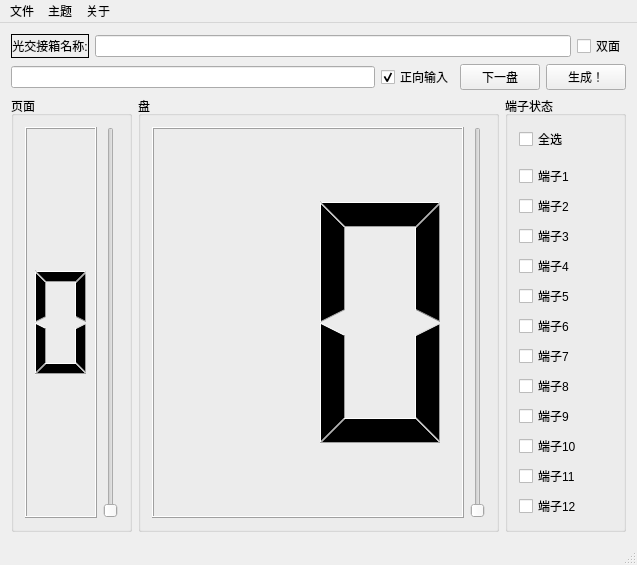
Old version of the form mainwindow.ui in the repository zhaohengbo/WorkHelper_001-ChinaUnicom-.
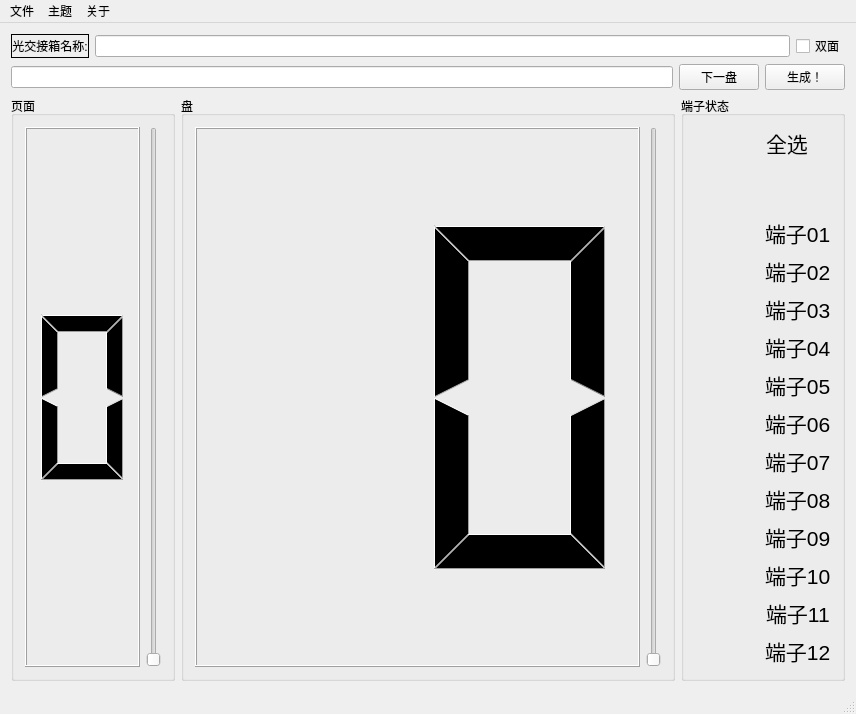
New version of the form. Icons and pictures are not drawn. Custom widgets are drawn as their Qt base class.

The edit to the form file:
```diff
--- a/mainwindow.ui
+++ b/mainwindow.ui
@@ -6,8 +6,8 @@
    <rect>
     <x>0</x>
     <y>0</y>
-    <width>637</width>
-    <height>565</height>
+    <width>856</width>
+    <height>714</height>
    </rect>
   </property>
   <property name="windowTitle">
@@ -51,16 +51,6 @@
       <item>
        <widget class="QLineEdit" name="lineEdit_maininput"/>
       </item>
-      <item>
-       <widget class="QCheckBox" name="checkBox_inputtype">
-        <property name="text">
-         <string>正向输入</string>
-        </property>
-        <property name="checked">
-         <bool>true</bool>
-        </property>
-       </widget>
-      </item>
       <item>
        <widget class="QPushButton" name="pushButton_next">
         <property name="text">
@@ -150,11 +140,38 @@
         </property>
         <layout class="QVBoxLayout" name="verticalLayout">
          <item>
-          <widget class="QCheckBox" name="checkBox_plotall">
-           <property name="text">
-            <string>全选</string>
-           </property>
-          </widget>
+          <layout class="QHBoxLayout" name="horizontalLayout_plot02_12">
+           <item>
+            <widget class="SwitchControl" name="switchControl_plotall">
+             <property name="CheckedColor">
+              <color>
+               <red>255</red>
+               <green>0</green>
+               <blue>0</blue>
+              </color>
+             </property>
+             <property name="ThumbColor">
+              <color>
+               <red>255</red>
+               <green>170</green>
+               <blue>127</blue>
+              </color>
+             </property>
+            </widget>
+           </item>
+           <item>
+            <widget class="QLabel" name="label_plotall">
+             <property name="font">
+              <font>
+               <pointsize>16</pointsize>
+              </font>
+             </property>
+             <property name="text">
+              <string>全选</string>
+             </property>
+            </widget>
+           </item>
+          </layout>
          </item>
          <item>
           <spacer name="verticalSpacer">
@@ -170,88 +187,412 @@
           </spacer>
          </item>
          <item>
-          <widget class="QCheckBox" name="checkBox_plot01">
-           <property name="text">
-            <string>端子1</string>
-           </property>
-          </widget>
+          <layout class="QHBoxLayout" name="horizontalLayout_plot_01">
+           <item>
+            <widget class="SwitchControl" name="switchControl_plot01">
+             <property name="CheckedColor">
+              <color>
+               <red>255</red>
+               <green>85</green>
+               <blue>255</blue>
+              </color>
+             </property>
+             <property name="ThumbColor">
+              <color>
+               <red>255</red>
+               <green>170</green>
+               <blue>127</blue>
+              </color>
+             </property>
+            </widget>
+           </item>
+           <item>
+            <widget class="QLabel" name="label_plot01">
+             <property name="font">
+              <font>
+               <pointsize>16</pointsize>
+              </font>
+             </property>
+             <property name="text">
+              <string>端子01</string>
+             </property>
+            </widget>
+           </item>
+          </layout>
          </item>
          <item>
-          <widget class="QCheckBox" name="checkBox_plot02">
-           <property name="text">
-            <string>端子2</string>
-           </property>
-          </widget>
+          <layout class="QHBoxLayout" name="horizontalLayout_plot02">
+           <item>
+            <widget class="SwitchControl" name="switchControl_plot02">
+             <property name="CheckedColor">
+              <color>
+               <red>255</red>
+               <green>85</green>
+               <blue>255</blue>
+              </color>
+             </property>
+             <property name="ThumbColor">
+              <color>
+               <red>255</red>
+               <green>170</green>
+               <blue>127</blue>
+              </color>
+             </property>
+            </widget>
+           </item>
+           <item>
+            <widget class="QLabel" name="label_plot02">
+             <property name="font">
+              <font>
+               <pointsize>16</pointsize>
+              </font>
+             </property>
+             <property name="text">
+              <string>端子02</string>
+             </property>
+            </widget>
+           </item>
+          </layout>
          </item>
          <item>
-          <widget class="QCheckBox" name="checkBox_plot03">
-           <property name="text">
-            <string>端子3</string>
-           </property>
-          </widget>
+          <layout class="QHBoxLayout" name="horizontalLayout_plot02_2">
+           <item>
+            <widget class="SwitchControl" name="switchControl_plot03">
+             <property name="CheckedColor">
+              <color>
+               <red>255</red>
+               <green>85</green>
+               <blue>255</blue>
+              </color>
+             </property>
+             <property name="ThumbColor">
+              <color>
+               <red>255</red>
+               <green>170</green>
+               <blue>127</blue>
+              </color>
+             </property>
+            </widget>
+           </item>
+           <item>
+            <widget class="QLabel" name="label_plot03">
+             <property name="font">
+              <font>
+               <pointsize>16</pointsize>
+              </font>
+             </property>
+             <property name="text">
+              <string>端子03</string>
+             </property>
+            </widget>
+           </item>
+          </layout>
          </item>
          <item>
-          <widget class="QCheckBox" name="checkBox_plot04">
-           <property name="text">
-            <string>端子4</string>
-           </property>
-          </widget>
+          <layout class="QHBoxLayout" name="horizontalLayout_plot02_3">
+           <item>
+            <widget class="SwitchControl" name="switchControl_plot04">
+             <property name="CheckedColor">
+              <color>
+               <red>255</red>
+               <green>85</green>
+               <blue>255</blue>
+              </color>
+             </property>
+             <property name="ThumbColor">
+              <color>
+               <red>255</red>
+               <green>170</green>
+               <blue>127</blue>
+              </color>
+             </property>
+            </widget>
+           </item>
+           <item>
+            <widget class="QLabel" name="label_plot04">
+             <property name="font">
+              <font>
+               <pointsize>16</pointsize>
+              </font>
+             </property>
+             <property name="text">
+              <string>端子04</string>
+             </property>
+            </widget>
+           </item>
+          </layout>
          </item>
          <item>
-          <widget class="QCheckBox" name="checkBox_plot05">
-           <property name="text">
-            <string>端子5</string>
-           </property>
-          </widget>
+          <layout class="QHBoxLayout" name="horizontalLayout_plot02_4">
+           <item>
+            <widget class="SwitchControl" name="switchControl_plot05">
+             <property name="CheckedColor">
+              <color>
+               <red>255</red>
+               <green>85</green>
+               <blue>255</blue>
+              </color>
+             </property>
+             <property name="ThumbColor">
+              <color>
+               <red>255</red>
+               <green>170</green>
+               <blue>127</blue>
+              </color>
+             </property>
+            </widget>
+           </item>
+           <item>
+            <widget class="QLabel" name="label_plot05">
+             <property name="font">
+              <font>
+               <pointsize>16</pointsize>
+              </font>
+             </property>
+             <property name="text">
+              <string>端子05</string>
+             </property>
+            </widget>
+           </item>
+          </layout>
          </item>
          <item>
-          <widget class="QCheckBox" name="checkBox_plot06">
-           <property name="text">
-            <string>端子6</string>
-           </property>
-          </widget>
+          <layout class="QHBoxLayout" name="horizontalLayout_plot02_5">
+           <item>
+            <widget class="SwitchControl" name="switchControl_plot06">
+             <property name="CheckedColor">
+              <color>
+               <red>255</red>
+               <green>85</green>
+               <blue>255</blue>
+              </color>
+             </property>
+             <property name="ThumbColor">
+              <color>
+               <red>255</red>
+               <green>170</green>
+               <blue>127</blue>
+              </color>
+             </property>
+            </widget>
+           </item>
+           <item>
+            <widget class="QLabel" name="label_plot06">
+             <property name="font">
+              <font>
+               <pointsize>16</pointsize>
+              </font>
+             </property>
+             <property name="text">
+              <string>端子06</string>
+             </property>
+            </widget>
+           </item>
+          </layout>
          </item>
          <item>
-          <widget class="QCheckBox" name="checkBox_plot07">
-           <property name="text">
-            <string>端子7</string>
-           </property>
-          </widget>
+          <layout class="QHBoxLayout" name="horizontalLayout_plot02_6">
+           <item>
+            <widget class="SwitchControl" name="switchControl_plot07">
+             <property name="CheckedColor">
+              <color>
+               <red>255</red>
+               <green>85</green>
+               <blue>255</blue>
+              </color>
+             </property>
+             <property name="ThumbColor">
+              <color>
+               <red>255</red>
+               <green>170</green>
+               <blue>127</blue>
+              </color>
+             </property>
+            </widget>
+           </item>
+           <item>
+            <widget class="QLabel" name="label_plot07">
+             <property name="font">
+              <font>
+               <pointsize>16</pointsize>
+              </font>
+             </property>
+             <property name="text">
+              <string>端子07</string>
+             </property>
+            </widget>
+           </item>
+          </layout>
          </item>
          <item>
-          <widget class="QCheckBox" name="checkBox_plot08">
-           <property name="text">
-            <string>端子8</string>
-           </property>
-          </widget>
+          <layout class="QHBoxLayout" name="horizontalLayout_plot02_7">
+           <item>
+            <widget class="SwitchControl" name="switchControl_plot08">
+             <property name="CheckedColor">
+              <color>
+               <red>255</red>
+               <green>85</green>
+               <blue>255</blue>
+              </color>
+             </property>
+             <property name="ThumbColor">
+              <color>
+               <red>255</red>
+               <green>170</green>
+               <blue>127</blue>
+              </color>
+             </property>
+            </widget>
+           </item>
+           <item>
+            <widget class="QLabel" name="label_plot08">
+             <property name="font">
+              <font>
+               <pointsize>16</pointsize>
+              </font>
+             </property>
+             <property name="text">
+              <string>端子08</string>
+             </property>
+            </widget>
+           </item>
+          </layout>
          </item>
          <item>
-          <widget class="QCheckBox" name="checkBox_plot09">
-           <property name="text">
-            <string>端子9</string>
-           </property>
-          </widget>
+          <layout class="QHBoxLayout" name="horizontalLayout_plot02_8">
+           <item>
+            <widget class="SwitchControl" name="switchControl_plot09">
+             <property name="CheckedColor">
+              <color>
+               <red>255</red>
+               <green>85</green>
+               <blue>255</blue>
+              </color>
+             </property>
+             <property name="ThumbColor">
+              <color>
+               <red>255</red>
+               <green>170</green>
+               <blue>127</blue>
+              </color>
+             </property>
+            </widget>
+           </item>
+           <item>
+            <widget class="QLabel" name="label_plot09">
+             <property name="font">
+              <font>
+               <pointsize>16</pointsize>
+              </font>
+             </property>
+             <property name="text">
+              <string>端子09</string>
+             </property>
+            </widget>
+           </item>
+          </layout>
          </item>
          <item>
-          <widget class="QCheckBox" name="checkBox_plot10">
-           <property name="text">
-            <string>端子10</string>
-           </property>
-          </widget>
+          <layout class="QHBoxLayout" name="horizontalLayout_plot02_9">
+           <item>
+            <widget class="SwitchControl" name="switchControl_plot10">
+             <property name="CheckedColor">
+              <color>
+               <red>255</red>
+               <green>85</green>
+               <blue>255</blue>
+              </color>
+             </property>
+             <property name="ThumbColor">
+              <color>
+               <red>255</red>
+               <green>170</green>
+               <blue>127</blue>
+              </color>
+             </property>
+            </widget>
+           </item>
+           <item>
+            <widget class="QLabel" name="label_plot10">
+             <property name="font">
+              <font>
+               <pointsize>16</pointsize>
+              </font>
+             </property>
+             <property name="text">
+              <string>端子10</string>
+             </property>
+            </widget>
+           </item>
+          </layout>
          </item>
          <item>
-          <widget class="QCheckBox" name="checkBox_plot11">
-           <property name="text">
-            <string>端子11</string>
-           </property>
-          </widget>
+          <layout class="QHBoxLayout" name="horizontalLayout_plot02_10">
+           <item>
+            <widget class="SwitchControl" name="switchControl_plot11">
+             <property name="CheckedColor">
+              <color>
+               <red>255</red>
+               <green>85</green>
+               <blue>255</blue>
+              </color>
+             </property>
+             <property name="ThumbColor">
+              <color>
+               <red>255</red>
+               <green>170</green>
+               <blue>127</blue>
+              </color>
+             </property>
+            </widget>
+           </item>
+           <item>
+            <widget class="QLabel" name="label_plot11">
+             <property name="font">
+              <font>
+               <pointsize>16</pointsize>
+              </font>
+             </property>
+             <property name="text">
+              <string>端子11</string>
+             </property>
+            </widget>
+           </item>
+          </layout>
          </item>
          <item>
-          <widget class="QCheckBox" name="checkBox_plot12">
-           <property name="text">
-            <string>端子12</string>
-           </property>
-          </widget>
+          <layout class="QHBoxLayout" name="horizontalLayout_plot02_11">
+           <item>
+            <widget class="SwitchControl" name="switchControl_plot12">
+             <property name="CheckedColor">
+              <color>
+               <red>255</red>
+               <green>85</green>
+               <blue>255</blue>
+              </color>
+             </property>
+             <property name="ThumbColor">
+              <color>
+               <red>255</red>
+               <green>170</green>
+               <blue>127</blue>
+              </color>
+             </property>
+            </widget>
+           </item>
+           <item>
+            <widget class="QLabel" name="label_plot12">
+             <property name="font">
+              <font>
+               <pointsize>16</pointsize>
+              </font>
+             </property>
+             <property name="text">
+              <string>端子12</string>
+             </property>
+            </widget>
+           </item>
+          </layout>
          </item>
         </layout>
        </widget>
@@ -265,7 +606,7 @@
     <rect>
      <x>0</x>
      <y>0</y>
-     <width>637</width>
+     <width>856</width>
      <height>17</height>
     </rect>
    </property>
@@ -335,6 +676,13 @@
   </action>
  </widget>
  <layoutdefault spacing="6" margin="11"/>
+ <customwidgets>
+  <customwidget>
+   <class>SwitchControl</class>
+   <extends>QWidget</extends>
+   <header>switchcontrol.h</header>
+  </customwidget>
+ </customwidgets>
  <resources>
   <include location="icon.qrc"/>
  </resources>
```
